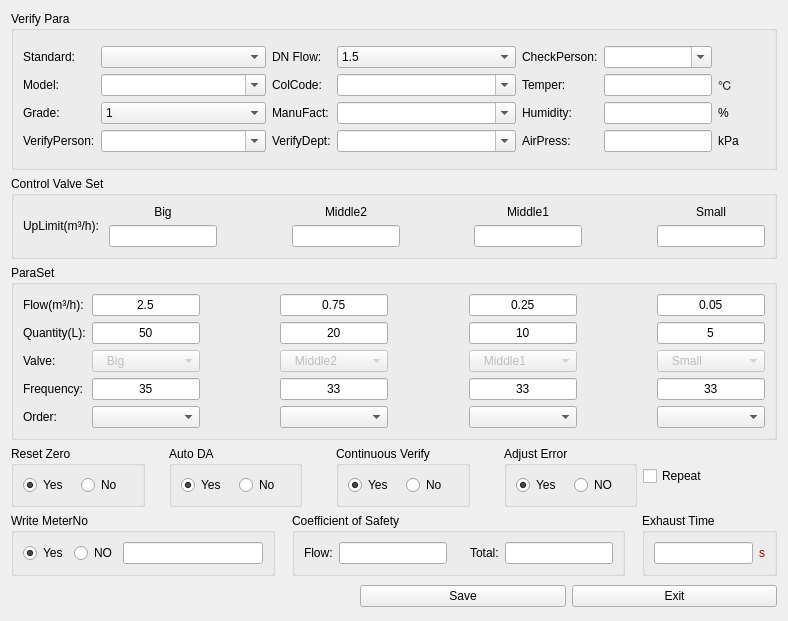
Old version of the form source/systemset/systemsetdlg/ui/parasetdlg.ui in the repository flimmy78/qtverify.
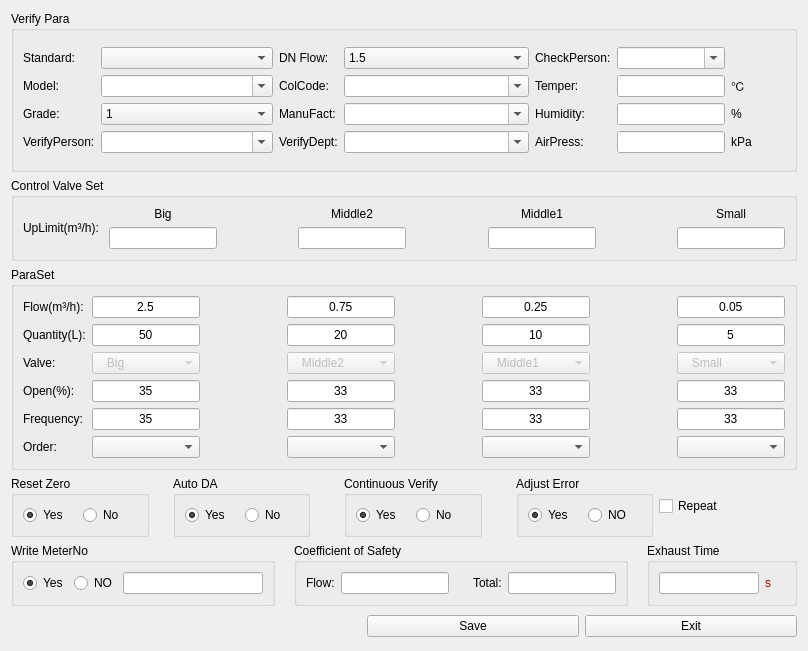
New version of the form. Icons and pictures are not drawn.

```diff
--- a/source/systemset/systemsetdlg/ui/parasetdlg.ui
+++ b/source/systemset/systemsetdlg/ui/parasetdlg.ui
@@ -9,8 +9,8 @@
    <rect>
     <x>0</x>
     <y>0</y>
-    <width>788</width>
-    <height>621</height>
+    <width>808</width>
+    <height>651</height>
    </rect>
   </property>
   <property name="windowTitle">
@@ -1012,12 +1012,12 @@
       <item row="3" column="0">
        <widget class="QLabel" name="label_18">
         <property name="text">
-         <string>Frequency:</string>
+         <string>Open(%):</string>
         </property>
        </widget>
       </item>
       <item row="3" column="1">
-       <widget class="QLineEdit" name="lineEdit_freq_1">
+       <widget class="QLineEdit" name="lineEdit_Opening_1">
         <property name="text">
          <string>35</string>
         </property>
@@ -1040,7 +1040,7 @@
        </spacer>
       </item>
       <item row="3" column="3">
-       <widget class="QLineEdit" name="lineEdit_freq_2">
+       <widget class="QLineEdit" name="lineEdit_Opening_2">
         <property name="text">
          <string>33</string>
         </property>
@@ -1063,7 +1063,7 @@
        </spacer>
       </item>
       <item row="3" column="5">
-       <widget class="QLineEdit" name="lineEdit_freq_3">
+       <widget class="QLineEdit" name="lineEdit_Opening_3">
         <property name="text">
          <string>33</string>
         </property>
@@ -1086,7 +1086,7 @@
        </spacer>
       </item>
       <item row="3" column="7">
-       <widget class="QLineEdit" name="lineEdit_freq_4">
+       <widget class="QLineEdit" name="lineEdit_Opening_4">
         <property name="text">
          <string>33</string>
         </property>
@@ -1096,13 +1096,99 @@
        </widget>
       </item>
       <item row="4" column="0">
+       <widget class="QLabel" name="label_29">
+        <property name="text">
+         <string>Frequency:</string>
+        </property>
+       </widget>
+      </item>
+      <item row="4" column="1">
+       <widget class="QLineEdit" name="lineEdit_freq_1">
+        <property name="text">
+         <string>35</string>
+        </property>
+        <property name="alignment">
+         <set>Qt::AlignCenter</set>
+        </property>
+       </widget>
+      </item>
+      <item row="4" column="2">
+       <spacer name="horizontalSpacer_28">
+        <property name="orientation">
+         <enum>Qt::Horizontal</enum>
+        </property>
+        <property name="sizeHint" stdset="0">
+         <size>
+          <width>0</width>
+          <height>20</height>
+         </size>
+        </property>
+       </spacer>
+      </item>
+      <item row="4" column="3">
+       <widget class="QLineEdit" name="lineEdit_freq_2">
+        <property name="text">
+         <string>33</string>
+        </property>
+        <property name="alignment">
+         <set>Qt::AlignCenter</set>
+        </property>
+       </widget>
+      </item>
+      <item row="4" column="4">
+       <spacer name="horizontalSpacer_27">
+        <property name="orientation">
+         <enum>Qt::Horizontal</enum>
+        </property>
+        <property name="sizeHint" stdset="0">
+         <size>
+          <width>0</width>
+          <height>17</height>
+         </size>
+        </property>
+       </spacer>
+      </item>
+      <item row="4" column="5">
+       <widget class="QLineEdit" name="lineEdit_freq_3">
+        <property name="text">
+         <string>33</string>
+        </property>
+        <property name="alignment">
+         <set>Qt::AlignCenter</set>
+        </property>
+       </widget>
+      </item>
+      <item row="4" column="6">
+       <spacer name="horizontalSpacer_22">
+        <property name="orientation">
+         <enum>Qt::Horizontal</enum>
+        </property>
+        <property name="sizeHint" stdset="0">
+         <size>
+          <width>0</width>
+          <height>20</height>
+         </size>
+        </property>
+       </spacer>
+      </item>
+      <item row="4" column="7">
+       <widget class="QLineEdit" name="lineEdit_freq_4">
+        <property name="text">
+         <string>33</string>
+        </property>
+        <property name="alignment">
+         <set>Qt::AlignCenter</set>
+        </property>
+       </widget>
+      </item>
+      <item row="5" column="0">
        <widget class="QLabel" name="label_15">
         <property name="text">
          <string>Order:</string>
         </property>
        </widget>
       </item>
-      <item row="4" column="1">
+      <item row="5" column="1">
        <widget class="QComboBox" name="cBox_seq_1">
         <property name="sizePolicy">
          <sizepolicy hsizetype="Expanding" vsizetype="Fixed">
@@ -1161,7 +1247,7 @@
         </item>
        </widget>
       </item>
-      <item row="4" column="2">
+      <item row="5" column="2">
        <spacer name="horizontalSpacer_9">
         <property name="orientation">
          <enum>Qt::Horizontal</enum>
@@ -1174,7 +1260,7 @@
         </property>
        </spacer>
       </item>
-      <item row="4" column="3">
+      <item row="5" column="3">
        <widget class="QComboBox" name="cBox_seq_2">
         <property name="sizePolicy">
          <sizepolicy hsizetype="Preferred" vsizetype="Fixed">
@@ -1216,7 +1302,7 @@
         </item>
        </widget>
       </item>
-      <item row="4" column="4">
+      <item row="5" column="4">
        <spacer name="horizontalSpacer_16">
         <property name="orientation">
          <enum>Qt::Horizontal</enum>
@@ -1229,7 +1315,7 @@
         </property>
        </spacer>
       </item>
-      <item row="4" column="5">
+      <item row="5" column="5">
        <widget class="QComboBox" name="cBox_seq_3">
         <property name="sizePolicy">
          <sizepolicy hsizetype="Expanding" vsizetype="Fixed">
@@ -1271,7 +1357,7 @@
         </item>
        </widget>
       </item>
-      <item row="4" column="6">
+      <item row="5" column="6">
        <spacer name="horizontalSpacer_17">
         <property name="orientation">
          <enum>Qt::Horizontal</enum>
@@ -1284,7 +1370,7 @@
         </property>
        </spacer>
       </item>
-      <item row="4" column="7">
+      <item row="5" column="7">
        <widget class="QComboBox" name="cBox_seq_4">
         <property name="layoutDirection">
          <enum>Qt::LeftToRight</enum>
```
Left out of the diff: 1 changed line with no effect on the pictures.
